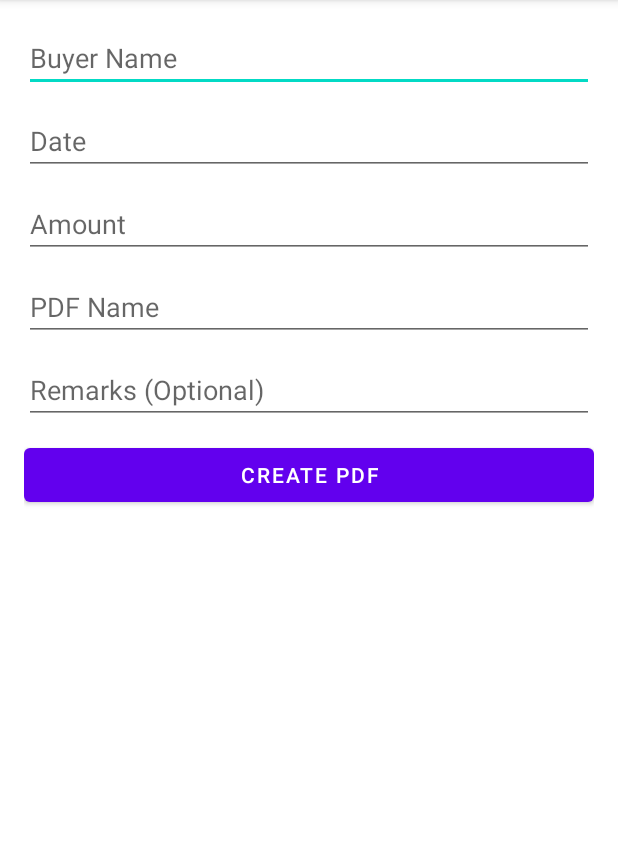
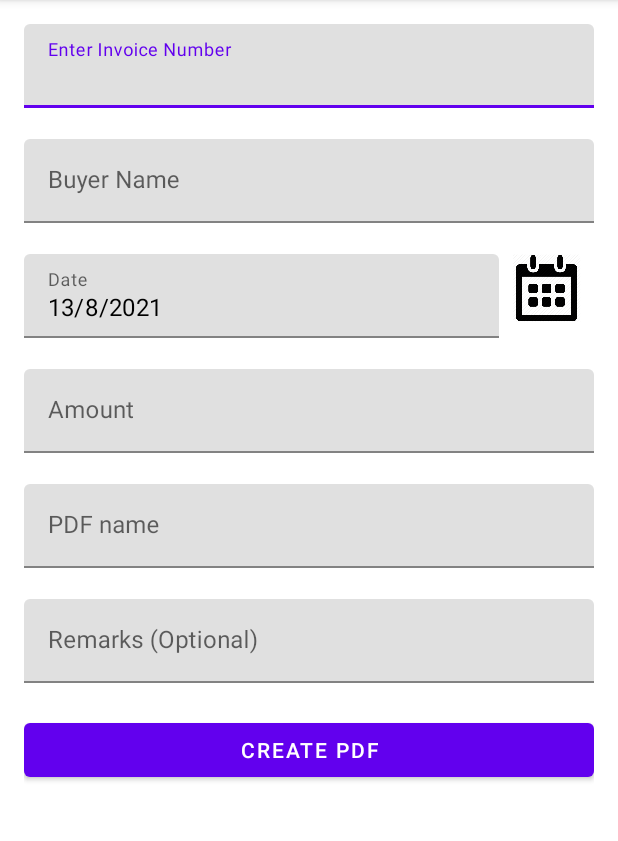
Before and after one commit to keshav2508/InvoiceGenerator, an Android app: the screen it shows after launch (MainActivity), on a phone screen of 412 x 824 dp, the part 84-925 px from its top. Run offline under Robolectric (Android 15) with nearby library versions, the phone set to English and light mode, and no system bars.

```diff
--- a/app/src/main/java/com/example/Invoice/MainActivity.java
+++ b/app/src/main/java/com/example/Invoice/MainActivity.java
@@ -1,15 +1,24 @@
 package com.example.Invoice;
 
 import android.Manifest;
+import android.app.DatePickerDialog;
+import android.app.Dialog;
 import android.content.pm.PackageManager;
 import android.graphics.Canvas;
+import android.graphics.Color;
 import android.graphics.Paint;
 import android.graphics.Typeface;
 import android.graphics.pdf.PdfDocument;
 import android.os.Build;
 import android.os.Bundle;
 import android.os.Environment;
+import android.text.Layout;
+import android.text.StaticLayout;
+import android.text.TextPaint;
 import android.util.Log;
+import android.view.View;
+import android.view.animation.Animation;
+import android.view.animation.AnimationUtils;
 import android.widget.Button;
 import android.widget.EditText;
 import android.widget.Toast;
@@ -19,11 +28,10 @@ import androidx.appcompat.app.AppCompatActivity;
 import androidx.core.app.ActivityCompat;
 import androidx.core.content.ContextCompat;
 
-
 import java.io.File;
 import java.io.FileOutputStream;
 import java.io.IOException;
-
+import java.util.Calendar;
 
 
 public class MainActivity extends AppCompatActivity {
@@ -33,20 +41,43 @@ public class MainActivity extends AppCompatActivity {
     EditText amount;
     EditText pdf_name;
     EditText remarks;
+    EditText InvoiceNo;
+    View view;
+
+
+    private int year, month, day;
+
     private static final int STORAGE_PERMISSION_CODE = 101;
     @RequiresApi(api = Build.VERSION_CODES.KITKAT)
     @Override
     protected void onCreate(Bundle savedInstanceState) {
         super.onCreate(savedInstanceState);
         setContentView(R.layout.activity_main);
+
         checkPermission(Manifest.permission.WRITE_EXTERNAL_STORAGE, STORAGE_PERMISSION_CODE);
+        view = findViewById(R.id.view);
         btnCreate =  findViewById(R.id.create);
         buyer_name = findViewById(R.id.buyer);
         date = findViewById(R.id.date);
         amount = findViewById(R.id.Amount);
         pdf_name = findViewById(R.id.PDF_name);
         remarks = findViewById(R.id.Remarks);
-        btnCreate.setOnClickListener(view -> createPdf());
+        InvoiceNo = findViewById(R.id.invoice_no);
+        btnCreate.setOnClickListener(v -> {
+            final Animation myAnim = AnimationUtils.loadAnimation(getApplicationContext(), R.anim.bounce);
+
+            MyBounceInterpolator interpolator = new MyBounceInterpolator(0.1, 25);
+            myAnim.setInterpolator(interpolator);
+
+            btnCreate.startAnimation(myAnim);
+
+            createPdf();
+        });
+        Calendar calendar = Calendar.getInstance();
+        year = calendar.get(Calendar.YEAR);
+        month = calendar.get(Calendar.MONTH);
+        day = calendar.get(Calendar.DAY_OF_MONTH);
+        showDate(year, month+1, day);
     }
 
     @RequiresApi(api = Build.VERSION_CODES.KITKAT)
@@ -60,7 +91,9 @@ public class MainActivity extends AppCompatActivity {
         // create a new document
         PdfDocument document = new PdfDocument();
         PdfDocument.PageInfo pageInfo = new PdfDocument.PageInfo.Builder(2480,3508, 1).create();
+
         PdfDocument.Page page = document.startPage(pageInfo);
+
         Canvas canvas = page.getCanvas();
         Paint title = new Paint();
         title.setTextAlign(Paint.Align.CENTER);
@@ -81,7 +114,8 @@ public class MainActivity extends AppCompatActivity {
 
         title.setTypeface(Typeface.DEFAULT);
         canvas.drawText("Invoice No.",page_width/2 + 50,370,title);
-        canvas.drawText("1",page_width/2 + 50,430,title);
+        String I_N= InvoiceNo.getText().toString();
+        canvas.drawText(I_N,page_width/2 + 50,430,title);
         canvas.drawText("Dated",1850,370,title);
         canvas.drawText(date_s,1850,430,title);
 
@@ -121,10 +155,10 @@ public class MainActivity extends AppCompatActivity {
         canvas.drawText("₹ "+amount_s,1900,1300,title);
         canvas.drawText("₹ "+amount_s,1900,1950,title);
 
-        String amount_converted= convert_to_words(amount_s);
+        String amount_converted= convertToWord(Integer.parseInt(amount_s));
 
         canvas.drawText("Indian Rupees "+ amount_converted,150,2210,title);
-        canvas.drawText("Remarks:",150,2760,title);
+        canvas.drawText("Remarks:",150,2400,title);
 
         canvas.drawRect(100,900,page_width-100,1100,rect);
         canvas.drawRect(100,900,300,2000,rect);//s no
@@ -135,7 +169,8 @@ public class MainActivity extends AppCompatActivity {
 
         title.setTypeface(Typeface.DEFAULT);
         canvas.drawText("Amount Chargeable(in words)",150,2150,title);
-        canvas.drawText(remak,150,2820,title);
+        //canvas.drawText(remak,150,2820,title);
+
 
         canvas.drawText("Company's Bank Details",page_width/2,2500,title);
         canvas.drawText("Bank Name : ",page_width/2,2560,title);
@@ -159,6 +194,28 @@ public class MainActivity extends AppCompatActivity {
         canvas.drawRect(100,2000,page_width-100,3000,rect);
 
         canvas.drawRect(page_width/2,2700,page_width-100,3000,rect);
+
+
+
+        TextPaint tp = new TextPaint();
+        tp.setColor(Color.BLACK);
+        tp.setTextSize(50);
+        tp.setAntiAlias(true);
+
+// split line
+        StaticLayout staticLayout = new StaticLayout(remak, tp, ((int)page_width/2)-200, Layout.Alignment.ALIGN_NORMAL, 1, 0, false);
+        //int yPos = (height / 2) - (staticLayout.getHeight() / 2);
+        canvas.translate(150, 2400);
+        staticLayout.draw(canvas);
+        //canvas.restore();
+
+
+
+
+
+
+
+
         document.finishPage(page);
 
         String directory_path = Environment.getExternalStorageDirectory().getAbsolutePath() + "/mypdf/";
@@ -178,6 +235,7 @@ public class MainActivity extends AppCompatActivity {
         // close the document
         document.close();
     }
+
     public void checkPermission(String permission, int requestCode)
     {
 
@@ -200,105 +258,113 @@ public class MainActivity extends AppCompatActivity {
                     .show();
         }
     }
-    static String convert_to_words(String num)
-    {
-        // Get number of digits
-        // in given number
-        String ans = "";
-        int len = num.length();
+    private static final String[] units = {
+            "",
+            " one",
+            " two",
+            " three",
+            " four",
+            " five",
+            " six",
+            " seven",
+            " eight",
+            " nine"
+    };
+    private static final String[] doubles = {
+            " ten",
+            " eleven",
+            " twelve",
+            " thirteen",
+            " fourteen",
+            " fifteen",
+            " sixteen",
+            " seventeen",
+            " eighteen",
+            " nineteen"
+    };
+    private static final String[] tens = {
+            "",
+            "",
+            " twenty",
+            " thirty",
+            " forty",
+            " fifty",
+            " sixty",
+            " seventy",
+            " eighty",
+            " ninety"
+    };
 
-        // Base cases
-        if (len == 0) {
-            ans = "empty string";
-            return ans;
+    private static final String[] hundreds = {
+            "",
+            " thousand",
+            " lakh",
+            " crore",
+            " arab",
+            " kharab"
+    };
+
+    private static String convertToWord(int number) {
+        String num = "";
+        int index = 0;
+        int n;
+        int digits;
+        boolean firstIteration = true;
+        do {
+            if(firstIteration){
+                digits = 1000;
+            }else{
+                digits = 100;
+            }
+            n = number % digits;
+            if (n != 0){
+                String s = convertThreeOrLessThanThreeDigitNum(n);
+                num = s + hundreds[index] + num;
+            }
+            index++;
+            number = number/digits;
+            firstIteration = false;
+        } while (number > 0);
+        return num;
+    }
+    private static String convertThreeOrLessThanThreeDigitNum(int number) {
+        String word = "";
+        int num = number % 100;
+        // Logic to take word from appropriate array
+        if(num < 10){
+            word = word + units[num];
         }
-        if (len > 4) {
-            ans = "Length more than 4 is not supported";
-            return ans;
+        else if(num < 20){
+            word = word + doubles[num%10];
+        }else{
+            word = tens[num/10] + units[num%10];
         }
+        word = (number/100 > 0)? units[number/100] + " hundred" + word : word;
+        return word;
+    }
+    @SuppressWarnings("deprecation")
+    public void setDate(View view) {
+        showDialog(999);
+        Toast.makeText(getApplicationContext(), "Set Date",
+                Toast.LENGTH_SHORT)
+                .show();
+    }
 
-        /* The first string is not used, it is to make
-            array indexing simple */
-        String[] single_digits = new String[] {
-                "zero", "one", "two",   "three", "four",
-                "five", "six", "seven", "eight", "nine"
-        };
+    @Override
+    protected Dialog onCreateDialog(int id) {
+        // TODO Auto-generated method stub
+        if (id == 999) {
+            return new DatePickerDialog(this,myDateListener, year, month, day);
+        }
+        return null;
+    }
 
-        /* The first string is not used, it is to make
-            array indexing simple */
-        String[] two_digits = new String[] {
-                "",          "ten",      "eleven",  "twelve",
-                "thirteen",  "fourteen", "fifteen", "sixteen",
-                "seventeen", "eighteen", "nineteen"
-        };
+    private final DatePickerDialog.OnDateSetListener myDateListener = (arg0, arg1, arg2, arg3) -> {
+        showDate(arg1, arg2+1, arg3);
+    };
 
-        /* The first two string are not used, they are to
-         * make array indexing simple*/
-        String[] tens_multiple = new String[] {
-                "",      "",      "twenty",  "thirty", "forty",
-                "fifty", "sixty", "seventy", "eighty", "ninety"
-        };
-
-        String[] tens_power
-                = new String[] { "hundred", "thousand" };
-
-
-        /* For single digit number */
-        if (len == 1) {
-            ans= ans + (single_digits[num.charAt(0) - '0']);
-            return ans;
-        }
-
-        /* Iterate while num
-            is not '\0' */
-        int x = 0;
-        while (x < num.length()) {
-
-            /* Code path for first 2 digits */
-            if (len >= 3) {
-                if (num.charAt(x) - '0' != 0){
-                    ans = ans + (single_digits[num.charAt(x) - '0'] + " ") ;
-                    ans = ans + (tens_power[len - 3]) + (" ");
-                    // here len can be 3 or 4
-                }
-                --len;
-            }
-
-            /* Code path for last 2 digits */
-            else {
-                /* Need to explicitly handle
-                10-19. Sum of the two digits
-                is used as index of "two_digits"
-                array of strings */
-                if (num.charAt(x) - '0' == 1) {
-                    int sum
-                            = num.charAt(x) - '0' + num.charAt(x+1) - '0';
-                    ans = ans + (two_digits[sum]);
-                    return ans;
-                }
-
-                /* Need to explicitely handle 20 */
-                else if (num.charAt(x) - '0' == 2
-                        && num.charAt(x+1) - '0' == 0) {
-                    ans = ans + ("twenty");
-                    return ans;
-                }
-
-                /* Rest of the two digit
-                numbers i.e., 21 to 99 */
-                else {
-                    int i = (num.charAt(x) - '0');
-                    if (i > 0)
-                        ans= ans +(tens_multiple[i])+(" ");
-                    else
-                        ans= ans+("");
-                    ++x;
-                    if (num.charAt(x) - '0' != 0)
-                        ans= ans + (single_digits[num.charAt(x) - '0']);
-                }
-            }
-            ++x;
-        }
-        return ans;
+    private void showDate(int year, int month, int day) {
+        date.setText(new StringBuilder().append(day).append("/")
+                .append(month).append("/").append(year));
     }
 }
--- a/app/src/main/res/layout/activity_main.xml
+++ b/app/src/main/res/layout/activity_main.xml
@@ -1,6 +1,7 @@
 <?xml version="1.0" encoding="utf-8"?>
 <LinearLayout xmlns:android="http://schemas.android.com/apk/res/android"
     xmlns:tools="http://schemas.android.com/tools"
+    xmlns:app="http://schemas.android.com/apk/res-auto"
     android:id="@+id/activity_main"
     android:layout_width="match_parent"
     android:layout_height="match_parent"
@@ -9,39 +10,115 @@
     android:paddingRight="16dp"
     android:paddingTop="16dp"
     android:orientation="vertical">
-
-
-
-    <EditText
+    <com.google.android.material.textfield.TextInputLayout
         android:layout_width="match_parent"
         android:layout_height="wrap_content"
-        android:id="@+id/buyer"
-        android:hint="Buyer Name"
-        android:layout_marginBottom="10dp"/>
-    <EditText
+        app:errorEnabled="true">
+
+        <EditText
+            android:id="@+id/invoice_no"
+            android:layout_width="match_parent"
+            android:layout_height="wrap_content"
+            android:hint="Enter Invoice Number"
+            android:inputType="textEmailAddress"
+            android:maxLines="1"
+            android:singleLine="true"
+            android:textColor="#000000"
+            android:autofillHints="Enter Invoice Number" />
+    </com.google.android.material.textfield.TextInputLayout>
+
+    <com.google.android.material.textfield.TextInputLayout
         android:layout_width="match_parent"
         android:layout_height="wrap_content"
-        android:id="@+id/date"
-        android:hint="Date"
-        android:layout_marginBottom="10dp"/>
-    <EditText
+        app:errorEnabled="true">
+
+        <EditText
+            android:id="@+id/buyer"
+            android:layout_width="match_parent"
+            android:layout_height="wrap_content"
+            android:hint="Buyer Name"
+            android:inputType="textEmailAddress"
+            android:maxLines="1"
+            android:singleLine="true"
+            android:textColor="#000000"
+            android:autofillHints="Buyer Name" />
+    </com.google.android.material.textfield.TextInputLayout>
+    <LinearLayout
         android:layout_width="match_parent"
         android:layout_height="wrap_content"
-        android:id="@+id/Amount"
-        android:hint="Amount"
-        android:layout_marginBottom="10dp"/>
-    <EditText
+        android:orientation="horizontal">
+        <com.google.android.material.textfield.TextInputLayout
+            android:layout_width="match_parent"
+            android:layout_height="wrap_content"
+            android:layout_weight="1"
+            app:errorEnabled="true">
+
+            <EditText
+                android:id="@+id/date"
+                android:layout_width="match_parent"
+                android:layout_height="wrap_content"
+                android:hint="Date"
+                android:inputType="textEmailAddress"
+                android:maxLines="1"
+                android:singleLine="true"
+                android:textColor="#000000"
+                android:autofillHints="Date" />
+        </com.google.android.material.textfield.TextInputLayout>
+        <ImageView
+            android:layout_weight="5"
+            android:layout_width="match_parent"
+            android:layout_height="45dp"
+            android:onClick="setDate"
+            android:src="@drawable/date_icon"
+            />
+    </LinearLayout>
+    <com.google.android.material.textfield.TextInputLayout
         android:layout_width="match_parent"
         android:layout_height="wrap_content"
-        android:id="@+id/PDF_name"
-        android:hint="PDF Name"
-        android:layout_marginBottom="10dp"/>
-    <EditText
+        app:errorEnabled="true">
+
+        <EditText
+            android:id="@+id/Amount"
+            android:layout_width="match_parent"
+            android:layout_height="wrap_content"
+            android:hint="Amount"
+            android:inputType="textEmailAddress"
+            android:maxLines="1"
+            android:singleLine="true"
+            android:textColor="#000000"
+            android:autofillHints="Amount" />
+    </com.google.android.material.textfield.TextInputLayout>
+    <com.google.android.material.textfield.TextInputLayout
         android:layout_width="match_parent"
         android:layout_height="wrap_content"
-        android:id="@+id/Remarks"
-        android:hint="Remarks (Optional)"
-        android:layout_marginBottom="10dp"/>
+        app:errorEnabled="true">
+
+        <EditText
+            android:id="@+id/PDF_name"
+            android:layout_width="match_parent"
+            android:layout_height="wrap_content"
+            android:hint="PDF name"
+            android:inputType="textEmailAddress"
+            android:maxLines="1"
+            android:singleLine="true"
+            android:textColor="#000000"
+            android:autofillHints="PDF name" />
+    </com.google.android.material.textfield.TextInputLayout>
+    <com.google.android.material.textfield.TextInputLayout
+        android:id="@+id/f2_til_name"
+        android:layout_width="match_parent"
+        android:layout_height="wrap_content"
+        app:errorEnabled="true">
+
+        <EditText
+            android:id="@+id/Remarks"
+            android:layout_width="match_parent"
+            android:layout_height="wrap_content"
+            android:hint="Remarks (Optional)"
+            android:inputType="textEmailAddress"
+            android:textColor="#000000"
+            android:autofillHints="Remarks (Optional)" />
+    </com.google.android.material.textfield.TextInputLayout>
 
 
     <Button
@@ -49,4 +126,9 @@
         android:layout_width="match_parent"
         android:layout_height="wrap_content"
         android:text="Create PDF"/>
+    <View
+        android:id="@+id/view"
+        android:layout_width="match_parent"
+        android:layout_height="match_parent"
+        />
 </LinearLayout>
--- a/build.gradle
+++ b/build.gradle
@@ -5,7 +5,7 @@ buildscript {
         jcenter()
     }
     dependencies {
-        classpath 'com.android.tools.build:gradle:4.1.2'
+        classpath 'com.android.tools.build:gradle:4.1.3'
 
         // NOTE: Do not place your application dependencies here; they belong
         // in the individual module build.gradle files
```
Also changed, not shown: app/src/main/java/com/example/Invoice/MyBounceInterpolator.java (added, +16 -0 lines), app/src/main/res/anim/bounce.xml (added, +12 -0 lines), app/src/main/res/drawable/date_icon.webp (added), 1 other file.
